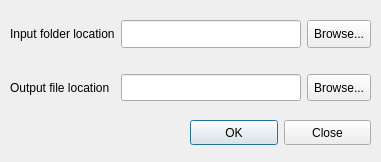
First picture: the form in impphotos.ui, repository KIOS-Research/ImportPhotos, before the edit.
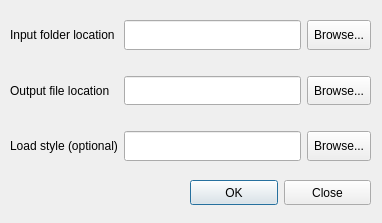
Second picture: the form after the edit.

Commit message: add option to load specific qml style

Diff of the .ui file:
```diff
--- a/impphotos.ui
+++ b/impphotos.ui
@@ -9,20 +9,20 @@
    <rect>
     <x>0</x>
     <y>0</y>
-    <width>381</width>
-    <height>162</height>
+    <width>382</width>
+    <height>223</height>
    </rect>
   </property>
   <property name="minimumSize">
    <size>
-    <width>381</width>
-    <height>162</height>
+    <width>382</width>
+    <height>223</height>
    </size>
   </property>
   <property name="maximumSize">
    <size>
-    <width>381</width>
-    <height>162</height>
+    <width>382</width>
+    <height>223</height>
    </size>
   </property>
   <property name="windowTitle">
@@ -40,7 +40,7 @@
      <x>10</x>
      <y>20</y>
      <width>361</width>
-     <height>81</height>
+     <height>141</height>
     </rect>
    </property>
    <layout class="QGridLayout" name="gridLayout">
@@ -125,6 +125,9 @@
       <property name="orientation">
        <enum>Qt::Horizontal</enum>
       </property>
+      <property name="sizeType">
+       <enum>QSizePolicy::Preferred</enum>
+      </property>
       <property name="sizeHint" stdset="0">
        <size>
         <width>40</width>
@@ -149,13 +152,91 @@
       </property>
      </spacer>
     </item>
+    <item row="4" column="2">
+     <widget class="QLineEdit" name="load_style_path">
+      <property name="sizePolicy">
+       <sizepolicy hsizetype="Expanding" vsizetype="Expanding">
+        <horstretch>0</horstretch>
+        <verstretch>0</verstretch>
+       </sizepolicy>
+      </property>
+     </widget>
+    </item>
+    <item row="4" column="0">
+     <widget class="QLabel" name="label_3">
+      <property name="text">
+       <string>Load style (optional)</string>
+      </property>
+     </widget>
+    </item>
+    <item row="4" column="3">
+     <widget class="QToolButton" name="input_load_style">
+      <property name="sizePolicy">
+       <sizepolicy hsizetype="Fixed" vsizetype="Expanding">
+        <horstretch>0</horstretch>
+        <verstretch>0</verstretch>
+       </sizepolicy>
+      </property>
+      <property name="text">
+       <string>Browse...</string>
+      </property>
+     </widget>
+    </item>
+    <item row="3" column="0">
+     <spacer name="horizontalSpacer_4">
+      <property name="orientation">
+       <enum>Qt::Horizontal</enum>
+      </property>
+      <property name="sizeType">
+       <enum>QSizePolicy::Preferred</enum>
+      </property>
+      <property name="sizeHint" stdset="0">
+       <size>
+        <width>40</width>
+        <height>20</height>
+       </size>
+      </property>
+     </spacer>
+    </item>
+    <item row="3" column="3">
+     <spacer name="horizontalSpacer_6">
+      <property name="orientation">
+       <enum>Qt::Horizontal</enum>
+      </property>
+      <property name="sizeType">
+       <enum>QSizePolicy::Preferred</enum>
+      </property>
+      <property name="sizeHint" stdset="0">
+       <size>
+        <width>40</width>
+        <height>20</height>
+       </size>
+      </property>
+     </spacer>
+    </item>
+    <item row="3" column="2">
+     <spacer name="horizontalSpacer_5">
+      <property name="orientation">
+       <enum>Qt::Horizontal</enum>
+      </property>
+      <property name="sizeType">
+       <enum>QSizePolicy::Preferred</enum>
+      </property>
+      <property name="sizeHint" stdset="0">
+       <size>
+        <width>40</width>
+        <height>20</height>
+       </size>
+      </property>
+     </spacer>
+    </item>
    </layout>
   </widget>
   <widget class="QWidget" name="layoutWidget">
    <property name="geometry">
     <rect>
      <x>190</x>
-     <y>120</y>
+     <y>180</y>
      <width>181</width>
      <height>25</height>
     </rect>
```
The commit also changes 2 other files.
